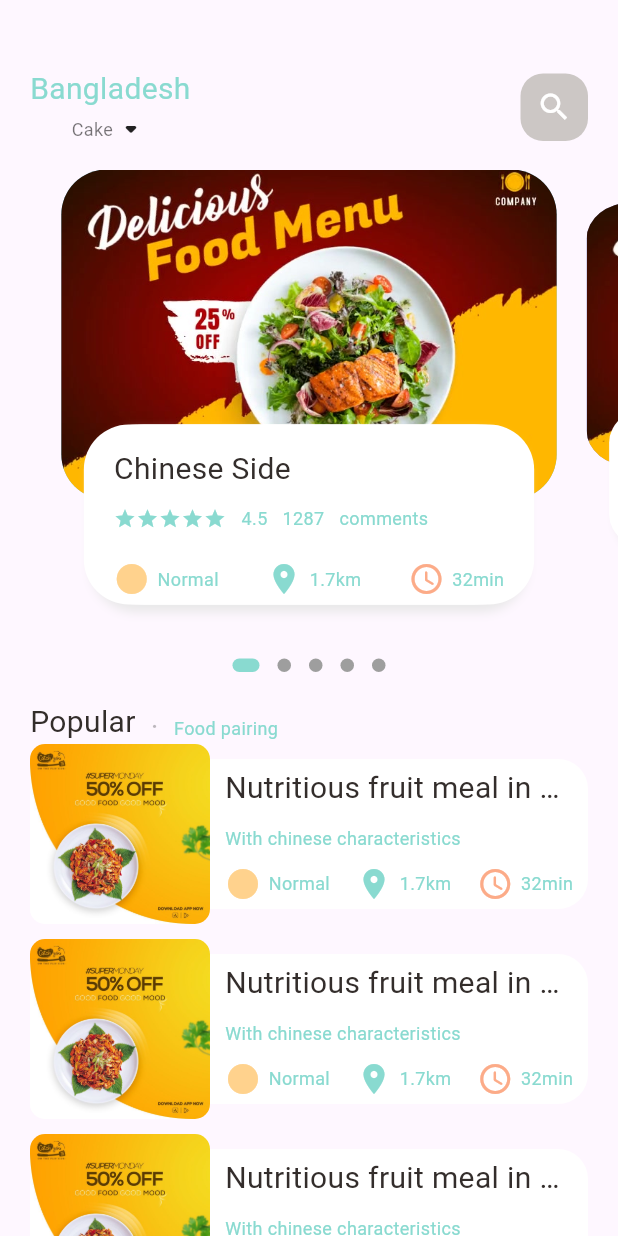
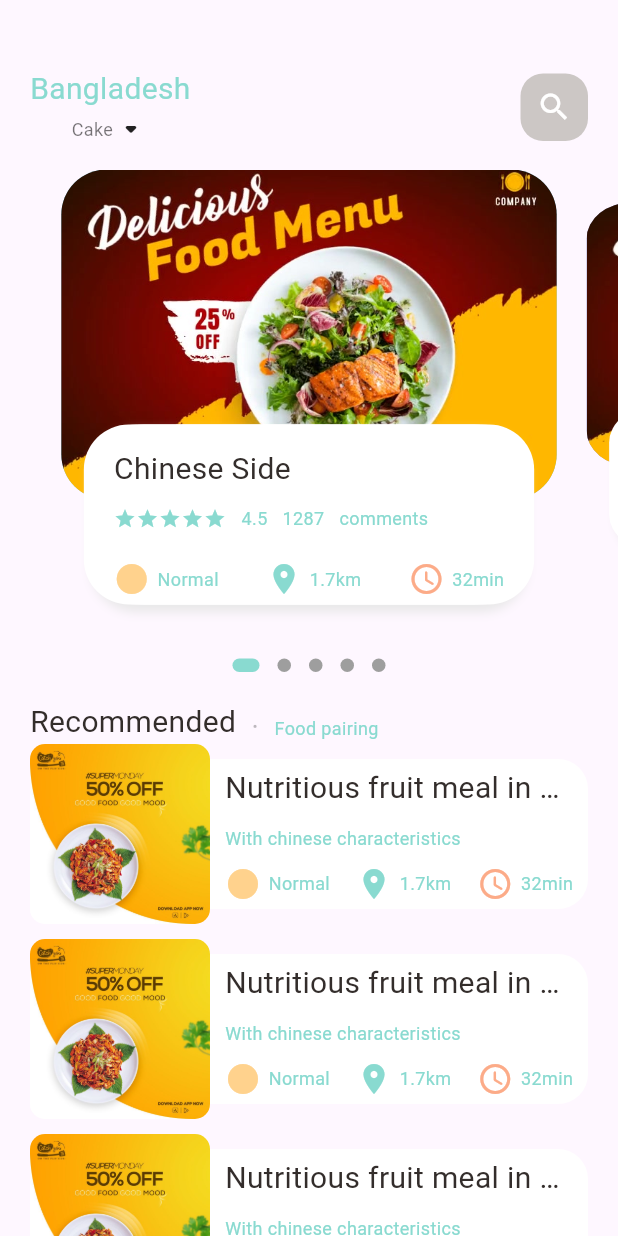
Before and after one commit to Duc113311/app_food, a Flutter app: the MainFoodPage screen opened directly, on a phone screen of 412 x 824 dp. Run offline on Flutter 3.47's test engine with Material 3 defaults, Android fonts, the phone set to English and light mode, and no system bars; drawn by our look-alikes of dots_indicator; our stand-ins replace get.

Commit message:
cap nhat

```diff
--- a/lib/pages/home/food_page_body.dart
+++ b/lib/pages/home/food_page_body.dart
@@ -1,7 +1,7 @@
-
-
+import 'package:app_food_shopping/routers/router_helper.dart';
 import 'package:dots_indicator/dots_indicator.dart';
 import 'package:flutter/material.dart';
+import 'package:get/get.dart';
 
 import '../../utils/colors.dart';
 import '../../widgets/big_text.dart';
@@ -46,12 +46,18 @@ class _FoodPageBodyState extends State<FoodPageBody> {
       children: [
         Container(
           height: 320,
+          child: GestureDetector(
+            onTap: () {
+              Get.toNamed(RouterHelper.popularFood,
+                  arguments: 'Delicious Food');
+            },
             child: PageView.builder(
                 controller: pageController,
                 itemCount: 5,
                 itemBuilder: (context, position) {
                   return _buildPageItem(position);
                 }),
+          ),
         ),
         new DotsIndicator(
           dotsCount: 5,
@@ -73,7 +79,7 @@ class _FoodPageBodyState extends State<FoodPageBody> {
             crossAxisAlignment: CrossAxisAlignment.end,
             children: [
               BigText(
-                text: "Popular",
+                text: "Recommended",
               ),
               const SizedBox(
                 width: 10,
@@ -105,8 +111,13 @@ class _FoodPageBodyState extends State<FoodPageBody> {
               shrinkWrap: true,
               itemCount: 10,
               itemBuilder: (context, index) {
-                return Container(
-                  margin: const EdgeInsets.only(left: 20, right: 20, bottom: 10),
+                return GestureDetector(
+                  onTap: () {
+                    Get.toNamed(RouterHelper.getRecommendedFood());
+                  },
+                  child: Container(
+                    margin:
+                        const EdgeInsets.only(left: 20, right: 20, bottom: 10),
                     child: Row(
                       children: [
                         // Image
@@ -116,8 +127,8 @@ class _FoodPageBodyState extends State<FoodPageBody> {
                               color: Colors.white38,
                               image: const DecorationImage(
                                   fit: BoxFit.cover,
-                                image:
-                                    AssetImage("assets/images/banner03.jpg"))),
+                                  image: AssetImage(
+                                      "assets/images/banner03.jpg"))),
                           height: 120,
                           width: 120,
                         ),
@@ -132,7 +143,8 @@ class _FoodPageBodyState extends State<FoodPageBody> {
                             ),
                             height: 100,
                             child: Padding(
-                            padding: const EdgeInsets.only(left: 10, right: 10),
+                              padding:
+                                  const EdgeInsets.only(left: 10, right: 10),
                               child: Column(
                                 crossAxisAlignment: CrossAxisAlignment.start,
                                 mainAxisAlignment: MainAxisAlignment.center,
@@ -140,9 +152,14 @@ class _FoodPageBodyState extends State<FoodPageBody> {
                                   BigText(
                                     text: 'Nutritious fruit meal in China',
                                   ),
-                                const SizedBox(height: 10,),
-                                SmallText(text: "With chinese characteristics"),
-                                const SizedBox(height: 10,),
+                                  const SizedBox(
+                                    height: 10,
+                                  ),
+                                  SmallText(
+                                      text: "With chinese characteristics"),
+                                  const SizedBox(
+                                    height: 10,
+                                  ),
                                   const Row(
                                     mainAxisAlignment:
                                         MainAxisAlignment.spaceBetween,
@@ -170,6 +187,7 @@ class _FoodPageBodyState extends State<FoodPageBody> {
                           ),
                         )
                       ],
+                    ),
                   ),
                 );
               }),
@@ -214,7 +232,9 @@ class _FoodPageBodyState extends State<FoodPageBody> {
             margin: const EdgeInsets.only(left: 10, right: 10),
             decoration: BoxDecoration(
                 borderRadius: BorderRadius.circular(30),
-                color: index.isEven ? const Color(0xFF69c5df) : const Color(0xFF9294cc),
+                color: index.isEven
+                    ? const Color(0xFF69c5df)
+                    : const Color(0xFF9294cc),
                 image: const DecorationImage(
                     image: AssetImage("assets/images/banner04.jpg"),
                     fit: BoxFit.cover)),
--- /dev/null
+++ b/lib/routers/router_helper.dart
@@ -0,0 +1,34 @@
+import 'package:app_food_shopping/pages/food/popular_food_detail.dart';
+import 'package:app_food_shopping/pages/food/recommended_food_detail.dart';
+import 'package:app_food_shopping/pages/home/main_food_page.dart';
+import 'package:get/get.dart';
+
+class RouterHelper {
+  static const String initial = '/';
+
+  static const String popularFood = "/popular-food";
+
+  static const String recommendedFood = "/recommended-food";
+
+  static String getInitial() => '$initial';
+
+  static String getPopularFood() => '$popularFood';
+
+  static String getRecommendedFood() => '$recommendedFood';
+
+  static List<GetPage> routes = [
+    GetPage(
+        name: initial,
+        page: () {
+          return const MainFoodPage();
+        }),
+    GetPage(
+        name: popularFood,
+        page: () => const PopularFoodDetail(),
+        transition: Transition.rightToLeft),
+    GetPage(
+        name: recommendedFood,
+        page: () => const RecommendedFoodDetail(),
+        transition: Transition.rightToLeft),
+  ];
+}
--- a/lib/widgets/app_column.dart
+++ b/lib/widgets/app_column.dart
@@ -1,7 +1,6 @@
 
 
 import 'package:app_food_shopping/widgets/small_text.dart';
-import 'package:flutter/cupertino.dart';
 import 'package:flutter/material.dart';
 
 import '../utils/colors.dart';
```
Also changed, not shown: lib/main.dart (+7 -7 lines), lib/pages/food/popular_food_detail.dart (+68 -16 lines), lib/pages/food/recommended_food_detail.dart (+9 -3 lines). Lines whose indentation alone changed are shown as unchanged.
